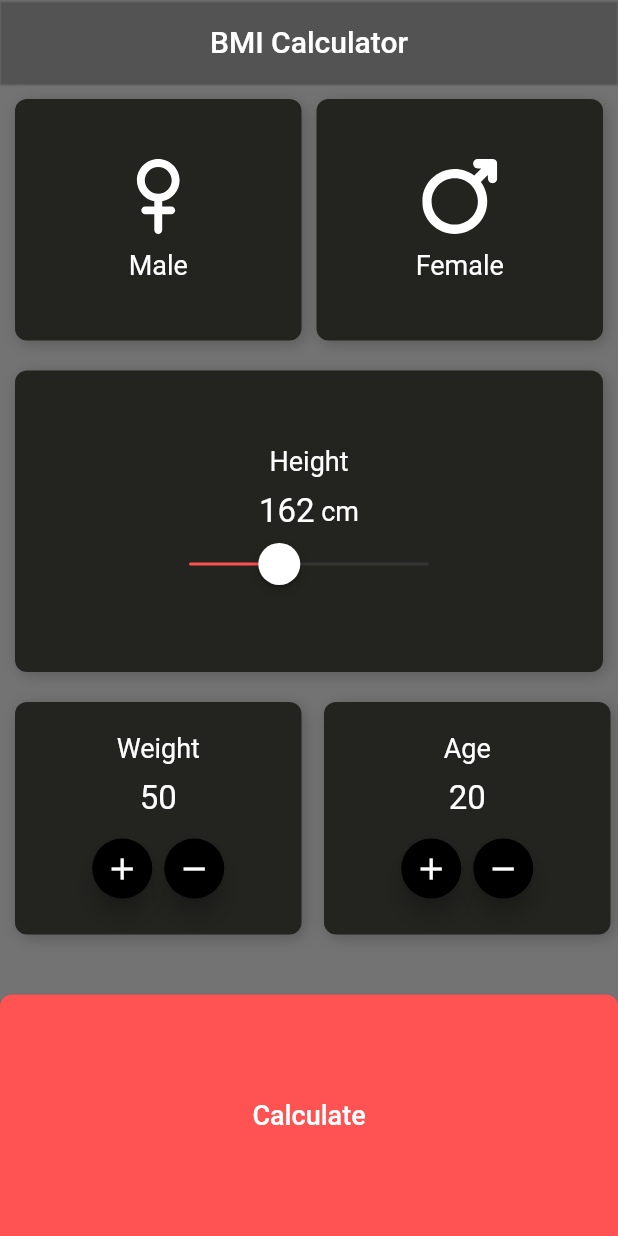
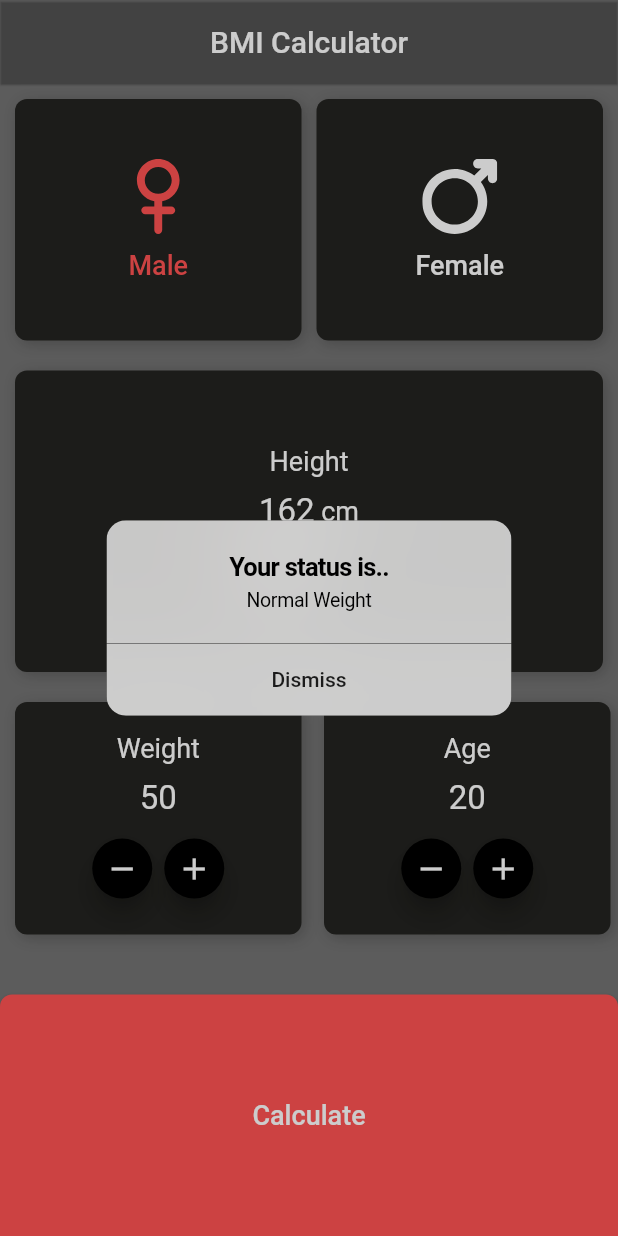
Before and after one commit to Hamidmirzapour/flutter-bmi-calculator-app, a Flutter app: the screen it shows after launch, after a tap on the "remove" icon, after a tap on the "add" icon, after a tap on "Calculate", on a phone screen of 412 x 824 dp. Run offline on Flutter 3.47's test engine with Material 2 defaults, Android fonts, the phone set to English and light mode, and no system bars; our stand-ins replace flutter_svg.

Commit message:
Add functionalities to calcululate bmi and show the status in dialog box.

```diff
--- a/lib/main.dart
+++ b/lib/main.dart
@@ -1,6 +1,7 @@
 import 'package:flutter/cupertino.dart';
 import 'package:flutter/material.dart';
 import 'package:flutter_svg/flutter_svg.dart';
+import 'dart:math' as math;
 
 void main() {
   runApp(MyApp());
@@ -17,10 +18,17 @@ class _MyAppState extends State<MyApp> {
   double height = 162.0;
   int weight = 50;
   int age = 20;
+  Color male_color = Colors.redAccent;
+  Color female_color = Colors.white;
+  double bmi = 0.0;
+  String gender = "male";
+  String status = "";
+
   @override
   Widget build(BuildContext context) {
     return MaterialApp(
-      home: Scaffold(
+      home: Builder(
+        builder: (context) => Scaffold(
           appBar: AppBar(
             title: Text("BMI Calculator"),
             centerTitle: true,
@@ -49,12 +57,20 @@ class _MyAppState extends State<MyApp> {
                             ],
                             color: Color.fromRGBO(35, 35, 32, 1.0),
                           ),
+                          child: FlatButton(
+                            onPressed: () {
+                              setState(() {
+                                gender = "male";
+                                male_color = Colors.redAccent;
+                                female_color = Colors.white;
+                              });
+                            },
                             child: Column(
                               children: [
                                 Container(
                                   child: SvgPicture.asset(
                                     "assets/venus.svg",
-                                color: Colors.white,
+                                    color: male_color,
                                     width: 50.0,
                                   ),
                                   margin: EdgeInsets.only(bottom: 10.0),
@@ -62,9 +78,10 @@ class _MyAppState extends State<MyApp> {
                                 Text(
                                   "Male",
                                   style: TextStyle(
-                                  color: Colors.white, fontSize: 18.0),
+                                      color: male_color, fontSize: 18.0),
                                 )
                               ],
+                            ),
                           ),
                         ),
                       ),
@@ -83,12 +100,20 @@ class _MyAppState extends State<MyApp> {
                             ],
                             color: Color.fromRGBO(35, 35, 32, 1.0),
                           ),
+                          child: FlatButton(
+                            onPressed: () {
+                              setState(() {
+                                gender = "female";
+                                female_color = Colors.redAccent;
+                                male_color = Colors.white;
+                              });
+                            },
                             child: Column(
                               children: [
                                 Container(
                                   child: SvgPicture.asset(
                                     "assets/mars.svg",
-                                color: Colors.white,
+                                    color: female_color,
                                     width: 50.0,
                                   ),
                                   margin: EdgeInsets.only(bottom: 10.0),
@@ -96,9 +121,10 @@ class _MyAppState extends State<MyApp> {
                                 Text(
                                   "Female",
                                   style: TextStyle(
-                                  color: Colors.white, fontSize: 18.0),
+                                      color: female_color, fontSize: 18.0),
                                 )
                               ],
+                            ),
                           ),
                         ),
                       ),
@@ -208,20 +234,20 @@ class _MyAppState extends State<MyApp> {
                                 FloatingActionButton(
                                   onPressed: () {
                                     setState(() {
-                                    ++weight;
+                                      --weight;
                                     });
                                   },
-                                child: Icon(Icons.add),
+                                  child: Icon(Icons.remove),
                                   mini: true,
                                   backgroundColor: Colors.black,
                                 ),
                                 FloatingActionButton(
                                   onPressed: () {
                                     setState(() {
-                                    --weight;
+                                      ++weight;
                                     });
                                   },
-                                child: Icon(Icons.remove),
+                                  child: Icon(Icons.add),
                                   mini: true,
                                   backgroundColor: Colors.black,
                                 )
@@ -270,20 +296,20 @@ class _MyAppState extends State<MyApp> {
                                 FloatingActionButton(
                                   onPressed: () {
                                     setState(() {
-                                    ++age;
+                                      --age;
                                     });
                                   },
-                                child: Icon(Icons.add),
+                                  child: Icon(Icons.remove),
                                   mini: true,
                                   backgroundColor: Colors.black,
                                 ),
                                 FloatingActionButton(
                                   onPressed: () {
                                     setState(() {
-                                    --age;
+                                      ++age;
                                     });
                                   },
-                                child: Icon(Icons.remove),
+                                  child: Icon(Icons.add),
                                   mini: true,
                                   backgroundColor: Colors.black,
                                 )
@@ -300,7 +326,49 @@ class _MyAppState extends State<MyApp> {
                   child: Container(
                     width: double.infinity,
                     child: MaterialButton(
-                    onPressed: () => print("test"),
+                      onPressed: () {
+                        setState(() {
+                          bmi = weight / math.pow((height / 100), 2);
+                        });
+                        if (gender == "male") {
+                          if (bmi < 18.5) {
+                            status = "Underweight";
+                          } else if (bmi < 24.9) {
+                            status = "Normal Weight";
+                          } else if (bmi < 29.9) {
+                            status = "Overweight";
+                          } else if (bmi < 34.9) {
+                            status = "Severe Overweight";
+                          } else {
+                            status = "Obesity";
+                          }
+                        } else if (gender == "female") {
+                          if (bmi < 17.5) {
+                            status = "Underweight";
+                          } else if (bmi < 24.0) {
+                            status = "Normal Weight";
+                          } else if (bmi < 29.0) {
+                            status = "Overweight";
+                          } else if (bmi < 34.0) {
+                            status = "Severe Overweight";
+                          } else {
+                            status = "Obesity";
+                          }
+                        }
+                        showCupertinoDialog(
+                          context: context,
+                          builder: (context) => CupertinoAlertDialog(
+                            title: Text("Your status is.."),
+                            content: Text(status),
+                            actions: <Widget>[
+                              FlatButton(
+                                onPressed: () => Navigator.of(context).pop(),
+                                child: Text("Dismiss"),
+                              ),
+                            ],
+                          ),
+                        );
+                      },
                       child: Text(
                         "Calculate",
                         style: TextStyle(color: Colors.white, fontSize: 18.0),
@@ -319,6 +387,7 @@ class _MyAppState extends State<MyApp> {
             ),
           ),
         ),
+      ),
     );
   }
 }
```
Lines whose indentation alone changed are shown as unchanged.
